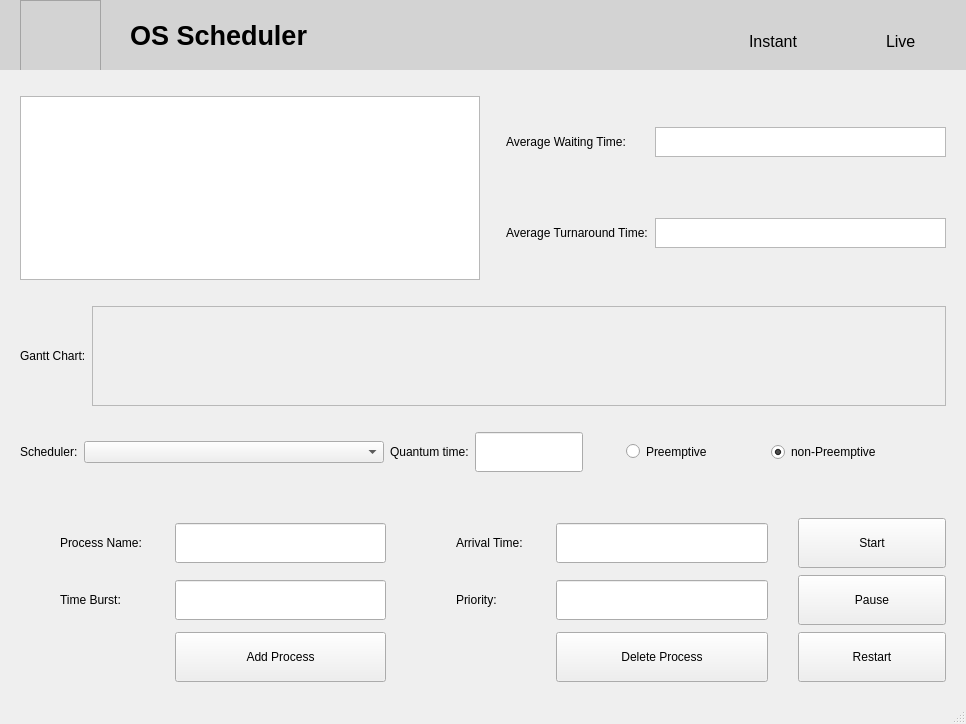
The window that frontend/mainwindow.ui (ASolimanA/OS-Scheduler) describes before a commit, drawn with Qt 5.
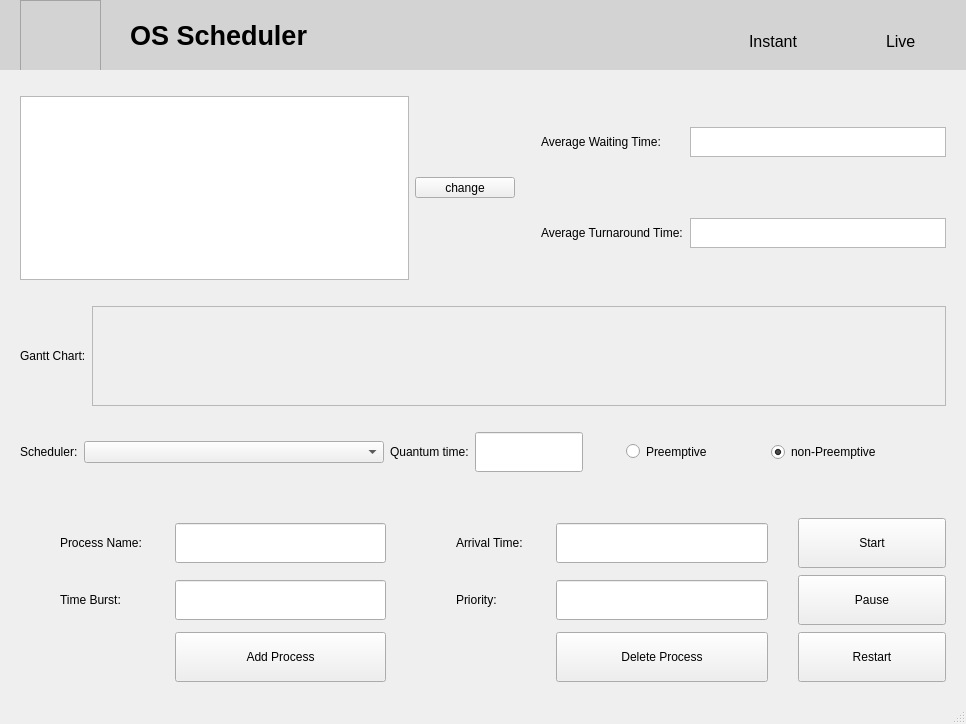
The same window after the commit.

```diff
--- a/frontend/mainwindow.ui
+++ b/frontend/mainwindow.ui
@@ -153,7 +153,7 @@
       <item row="0" column="0">
        <widget class="QTableView" name="tableView"/>
       </item>
-      <item row="0" column="1">
+      <item row="0" column="2">
        <layout class="QGridLayout" name="gridLayout_2">
         <property name="leftMargin">
          <number>20</number>
@@ -221,6 +221,19 @@
         </item>
        </layout>
       </item>
+      <item row="0" column="1">
+       <widget class="QToolButton" name="changeButton">
+        <property name="minimumSize">
+         <size>
+          <width>100</width>
+          <height>0</height>
+         </size>
+        </property>
+        <property name="text">
+         <string>change</string>
+        </property>
+       </widget>
+      </item>
      </layout>
     </item>
     <item row="2" column="0">
```
